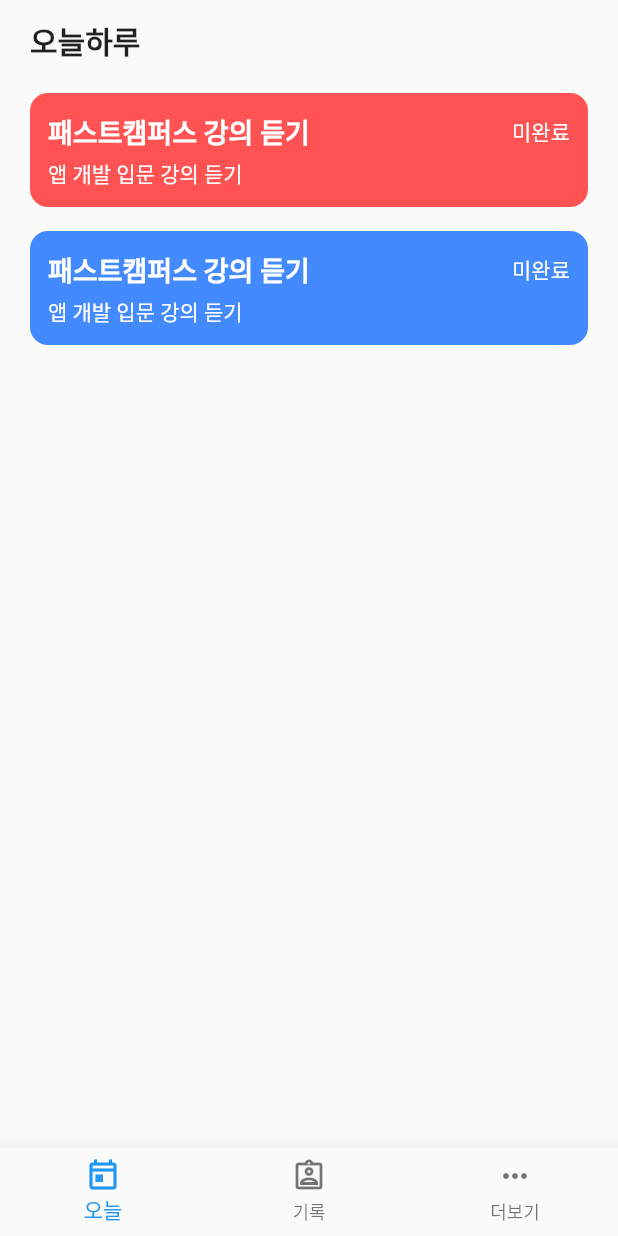
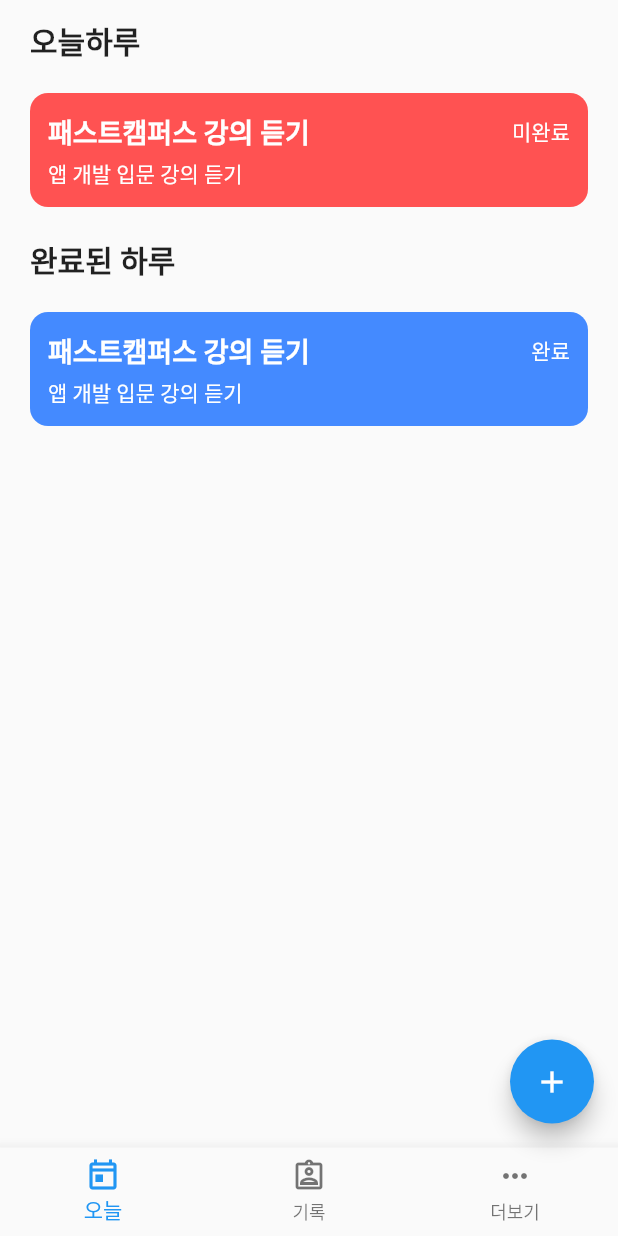
Before and after one commit to Derek-r2v/flutter_todo, a Flutter app: the screen it shows after launch, on a phone screen of 412 x 824 dp. Run offline on Flutter 3.47's test engine with Material 2 defaults, Android fonts, the phone set to English and light mode, and no system bars.

Commit message:
CH02-3_TODO화면만들기 Step 2

```diff
--- a/lib/main.dart
+++ b/lib/main.dart
@@ -1,5 +1,7 @@
 import 'package:flutter/material.dart';
-import 'package:flutter_todo/data/Todo.dart';
+import 'package:flutter_todo/data/todo.dart';
+import 'package:flutter_todo/data/util.dart';
+import 'package:flutter_todo/write.dart';
 
 void main() {
   runApp(const MyApp());
@@ -44,7 +46,7 @@ class _MyHomePageState extends State<MyHomePage> {
       title: '패스트캠퍼스 강의 듣기',
       memo: '앱 개발 입문 강의 듣기',
       color: Colors.blueAccent.value,
-      done: 0,
+      done: 1,
       category: '공부',
       date: 20220110,
     ),
@@ -56,6 +58,28 @@ class _MyHomePageState extends State<MyHomePage> {
       appBar: PreferredSize(
         child: AppBar(),
         preferredSize: const Size.fromHeight(0),
+      ),
+      floatingActionButton: FloatingActionButton(
+        child: const Icon(Icons.add, color: Colors.white),
+        onPressed: () async {
+          Todo todo = await Navigator.of(context).push(
+            MaterialPageRoute(
+              builder: (ctx) => TodoWritePage(
+                todo: Todo(
+                  title: "",
+                  color: 0,
+                  memo: "",
+                  done: 0,
+                  category: "",
+                  date: Utils.getFormatTime(DateTime.now()),
+                ),
+              ),
+            ),
+          );
+          setState(() {
+            todos.add(todo);
+          });
+        },
       ),
       body: ListView.builder(
         itemBuilder: (ctx, idx) {
@@ -75,9 +99,75 @@ class _MyHomePageState extends State<MyHomePage> {
                 ),
               );
             case 1:
+              List<Todo> undone = todos.where((t) => t.done == 0).toList();
+
               return Column(
-                  children: List.generate(todos.length, (_idx) {
-                Todo t = todos[_idx];
+                  children: List.generate(undone.length, (_idx) {
+                Todo t = undone[_idx];
+                return Container(
+                  decoration: BoxDecoration(
+                      color: Color(
+                        t.color,
+                      ),
+                      borderRadius: BorderRadius.circular(12)),
+                  padding: const EdgeInsets.all(12),
+                  margin: const EdgeInsets.symmetric(
+                    vertical: 8,
+                    horizontal: 20,
+                  ),
+                  child: Column(
+                    crossAxisAlignment: CrossAxisAlignment.start,
+                    children: [
+                      Row(
+                        mainAxisAlignment: MainAxisAlignment.spaceBetween,
+                        children: [
+                          Text(
+                            t.title,
+                            style: const TextStyle(
+                              fontSize: 18,
+                              fontWeight: FontWeight.bold,
+                              color: Colors.white,
+                            ),
+                          ),
+                          Text(
+                            t.done == 0 ? '미완료' : '완료',
+                            style: const TextStyle(
+                              color: Colors.white,
+                            ),
+                          ),
+                        ],
+                      ),
+                      Container(height: 4),
+                      Text(
+                        t.memo,
+                        style: const TextStyle(
+                          color: Colors.white,
+                        ),
+                      ),
+                    ],
+                  ),
+                );
+              }));
+            case 2:
+              return Container(
+                child: const Text(
+                  '완료된 하루',
+                  style: TextStyle(
+                    fontSize: 20,
+                    fontWeight: FontWeight.bold,
+                  ),
+                ),
+                margin: const EdgeInsets.symmetric(
+                  vertical: 12,
+                  horizontal: 20,
+                ),
+              );
+            case 3:
+              List<Todo> done = todos.where((t) => t.done == 1).toList();
+
+              return Column(
+                  children: List.generate(done.length, (_idx) {
+                Todo t = done[_idx];
                 return Container(
                   decoration: BoxDecoration(
                       color: Color(
```
Also changed, not shown: lib/write.dart (added, +178 -0 lines).
